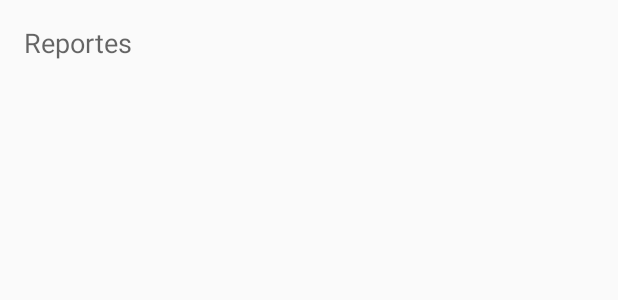
After one commit to juaoose/ReportApp, an Android app: the layout activity_ver_reportes.xml on its own in the app's theme, with its tools: preview values and no code run, on a phone screen of 412 x 824 dp. The commit adds this screen. Shown: the top 300 px of the screen. Run offline under Robolectric (Android 15) with nearby library versions, the phone set to English and light mode, and no system bars.

Commit message:
ListaReportes, guardar arreglo reportes
fix inicio turno

```diff
--- a/app/src/main/java/com/cejjr/reportapp/MainActivity.java
+++ b/app/src/main/java/com/cejjr/reportapp/MainActivity.java
@@ -70,4 +70,9 @@ public class MainActivity extends AppCompatActivity {
         Intent i = new Intent(this, CrearReporteActivity.class);
         startActivity(i);
     }
+
+    public void verReportes(View view){
+        Intent i = new Intent(this, VerReportesActivity.class);
+        startActivity(i);
+    }
 }
--- a/app/src/main/java/mundo/Reporte.java
+++ b/app/src/main/java/mundo/Reporte.java
@@ -7,7 +7,7 @@ import java.util.ArrayList;
  */
 public class Reporte {
 
-    private String id;
+    public String id;
 
     private ArrayList<String> imagenes;
 
--- a/app/src/main/res/layout/activity_crear_reporte.xml
+++ b/app/src/main/res/layout/activity_crear_reporte.xml
@@ -9,7 +9,7 @@
     <Button
         android:layout_width="wrap_content"
         android:layout_height="wrap_content"
-        android:text="New Button"
+        android:text="Grabar"
         android:id="@+id/btnRecord"
         android:layout_alignParentTop="true"
         android:layout_alignParentStart="true" />
@@ -46,5 +46,6 @@
         android:text="guardar"
         android:id="@+id/btnSave"
         android:layout_below="@+id/btnCapturar"
-        android:layout_alignParentStart="true" />
+        android:layout_toStartOf="@+id/btnSelect" />
+
 </RelativeLayout>
--- /dev/null
+++ b/app/src/main/res/layout/activity_ver_reportes.xml
@@ -0,0 +1,25 @@
+<?xml version="1.0" encoding="utf-8"?>
+<LinearLayout xmlns:android="http://schemas.android.com/apk/res/android"
+    android:layout_width="match_parent"
+    android:layout_height="match_parent"
+    android:paddingBottom="@dimen/activity_vertical_margin"
+    android:paddingLeft="@dimen/activity_horizontal_margin"
+    android:paddingRight="@dimen/activity_horizontal_margin"
+    android:paddingTop="@dimen/activity_vertical_margin"
+    android:orientation="vertical" >
+    <TextView
+        android:id="@+id/textView5"
+        android:layout_width="wrap_content"
+        android:layout_height="wrap_content"
+        android:text="Reportes"
+        android:textAppearance="?android:attr/textAppearanceMedium" />
+    <ListView
+        android:id="@+id/listaReportes"
+        android:layout_width="match_parent"
+        android:layout_height="wrap_content"
+        android:padding="10dp"
+        android:textSize="20sp">
+
+    </ListView>
+
+</LinearLayout>
--- a/app/src/main/res/values/strings.xml
+++ b/app/src/main/res/values/strings.xml
@@ -8,4 +8,5 @@
     <string name="title_activity_crear_reporte">CrearReporteActivity</string>
     <string name="hello_world">Hello world!</string>
     <string name="RegisterEDHint">Identificador</string>
+    <string name="title_activity_ver_reportes">VerReportesActivity</string>
 </resources>
```
Also changed, not shown: app/src/main/AndroidManifest.xml (+13 -5 lines), app/src/main/java/com/cejjr/reportapp/CrearReporteActivity.java (+34 -6 lines), app/src/main/java/com/cejjr/reportapp/RegisterActivity.java (+7 -1 lines), app/src/main/java/com/cejjr/reportapp/VerReportesActivity.java (added, +66 -0 lines), app/src/main/java/mundo/ReportApp.java (added, +41 -0 lines), app/src/main/res/layout/content_main.xml (+12 -1 lines), app/src/main/res/layout/lista_item.xml (added, +9 -0 lines), app/src/main/res/menu/menu_ver_reportes.xml (added, +7 -0 lines).
